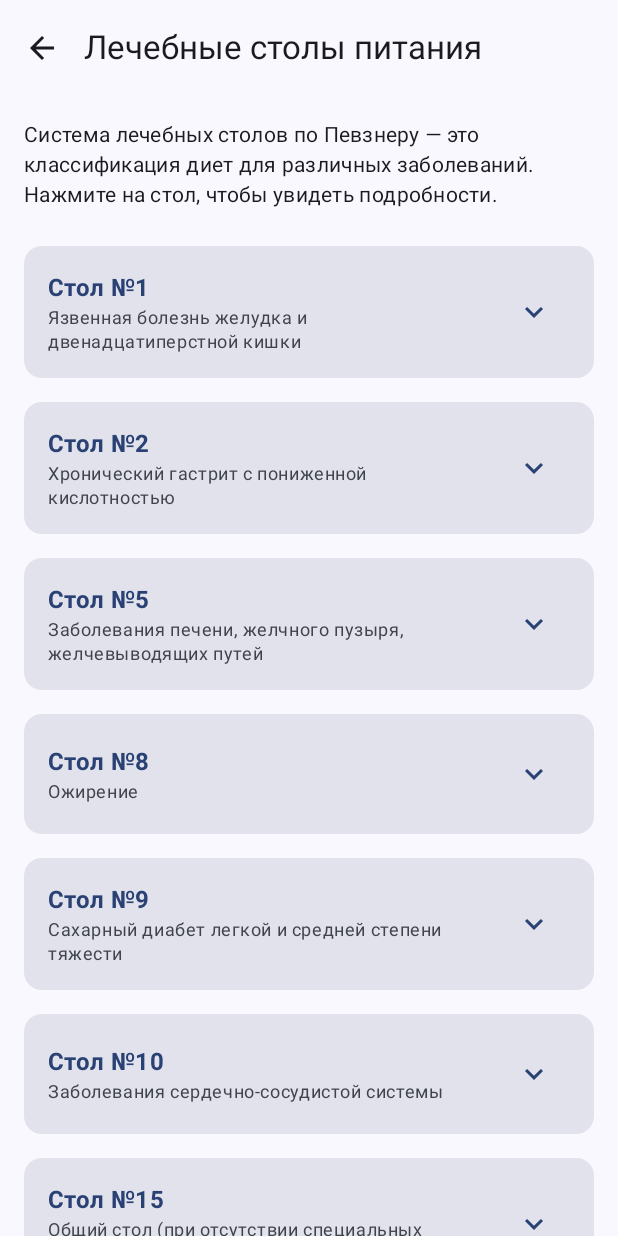
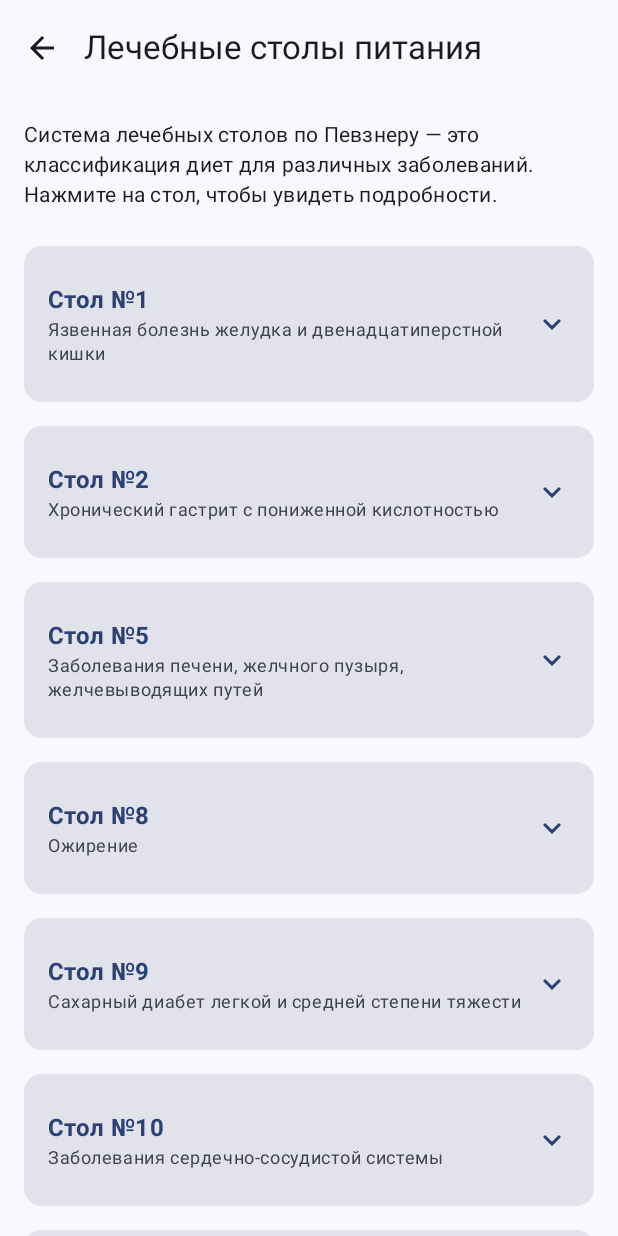
Before and after one commit to KovalskiDK/diabetes-mellitus, an Android app built with Jetpack Compose: the MedicalDietsScreen screen opened through its navigation route, on a phone screen of 412 x 824 dp. Run offline under Robolectric (Android 15) with nearby library versions, the light colour scheme and no system bars.

Commit message:
v1.2.5: Replace IconButton with clickable Row to fix hover crash

```diff
--- a/app/build.gradle.kts
+++ b/app/build.gradle.kts
@@ -12,8 +12,8 @@
         applicationId = "com.diabetes.giindex"
         minSdk = 26
         targetSdk = 34
-        versionCode = 9
-        versionName = "1.2.4"
+        versionCode = 10
+        versionName = "1.2.5"
 
         testInstrumentationRunner = "androidx.test.runner.AndroidJUnitRunner"
         vectorDrawables {
--- a/app/src/main/java/com/diabetes/giindex/ui/screens/MedicalDietsScreen.kt
+++ b/app/src/main/java/com/diabetes/giindex/ui/screens/MedicalDietsScreen.kt
@@ -284,7 +284,10 @@
             modifier = Modifier.padding(16.dp)
         ) {
             Row(
-                modifier = Modifier.fillMaxWidth(),
+                modifier = Modifier
+                    .fillMaxWidth()
+                    .clickable { expanded = !expanded }
+                    .padding(vertical = 8.dp),
                 horizontalArrangement = Arrangement.SpaceBetween,
                 verticalAlignment = Alignment.CenterVertically
             ) {
@@ -305,13 +308,11 @@
                         color = MaterialTheme.colorScheme.onSurfaceVariant
                     )
                 }
-                IconButton(onClick = { expanded = !expanded }) {
-                    Icon(
-                        imageVector = if (expanded) Icons.Filled.ExpandLess else Icons.Filled.ExpandMore,
-                        contentDescription = if (expanded) "Свернуть" else "Развернуть",
-                        tint = MaterialTheme.colorScheme.primary
-                    )
-                }
+                Icon(
+                    imageVector = if (expanded) Icons.Filled.ExpandLess else Icons.Filled.ExpandMore,
+                    contentDescription = if (expanded) "Свернуть" else "Развернуть",
+                    tint = MaterialTheme.colorScheme.primary
+                )
             }
 
             if (expanded) {
--- a/app/src/main/java/com/diabetes/giindex/ui/screens/SettingsScreen.kt
+++ b/app/src/main/java/com/diabetes/giindex/ui/screens/SettingsScreen.kt
@@ -53,7 +53,7 @@
             SettingsSection(title = "О приложении") {
                 SettingsItem(
                     title = "Версия",
-                    subtitle = "1.2.3",
+                    subtitle = "1.2.4",
                     onClick = { }
                 )
                 SettingsItem(
```
